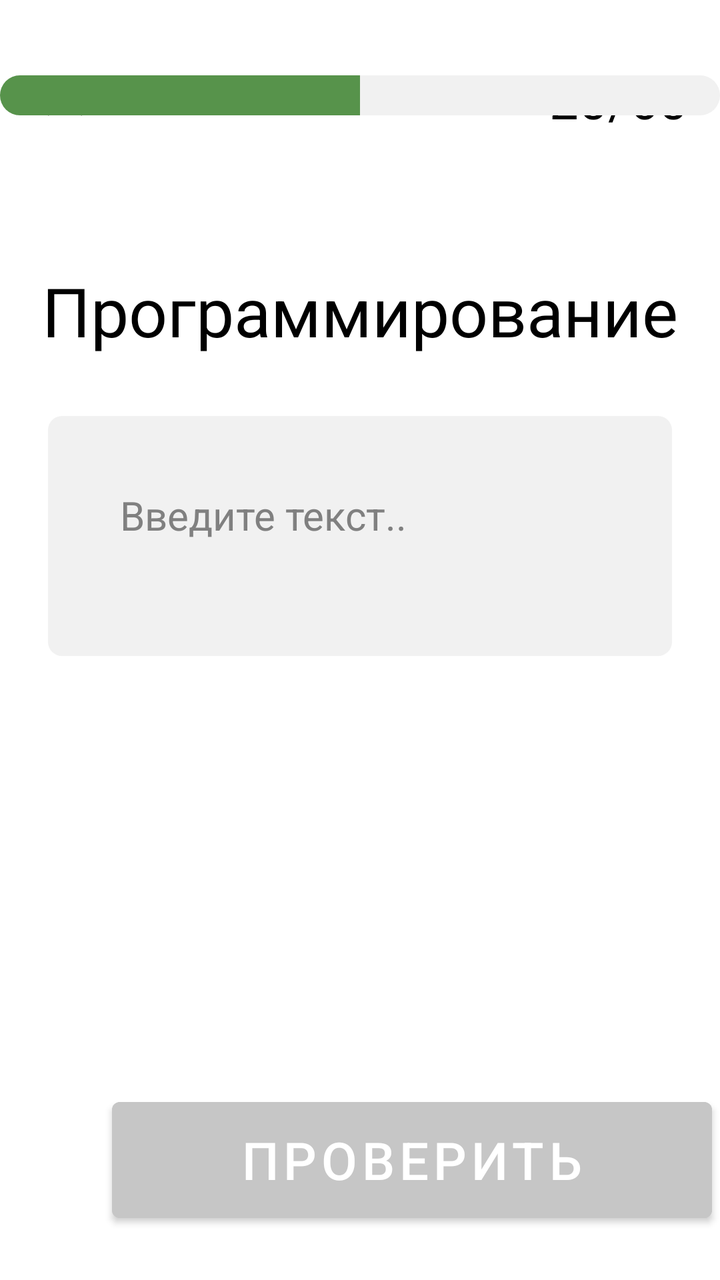
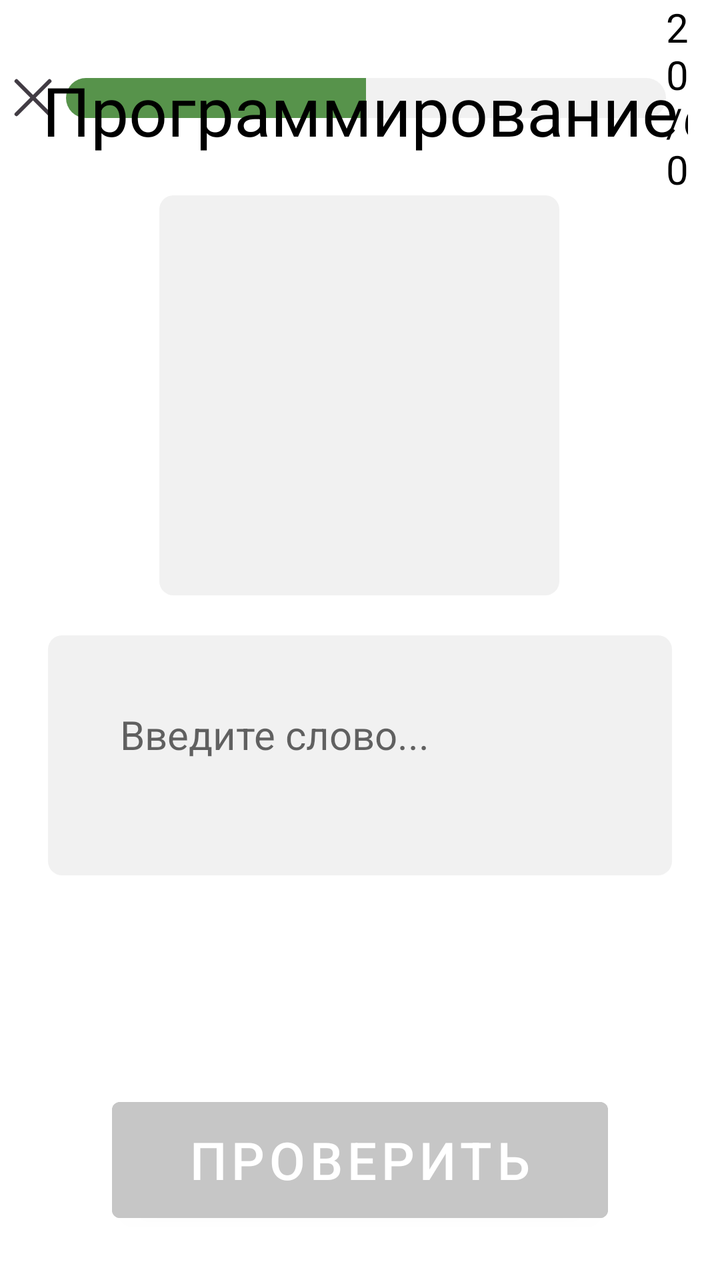

An Android layout rendered at two revisions. The XML below is the earlier revision; the diff shows what the commit changed to produce the second picture.
<!-- AndroidManifest.xml: fallback theme Theme.MaterialComponents.DayNight.NoActionBar -->
<!-- res/layout/word_studying.xml -->
<?xml version="1.0" encoding="utf-8"?>
<androidx.constraintlayout.widget.ConstraintLayout
    xmlns:android="http://schemas.android.com/apk/res/android"
    xmlns:app="http://schemas.android.com/apk/res-auto"
    android:layout_width="match_parent"
    android:layout_height="match_parent"
    android:id="@+id/word_studying"
    >

    <ImageView
        android:id="@+id/word_studying_exit"
        android:layout_width="wrap_content"
        android:layout_height="wrap_content"
        android:textSize="26sp"
        android:src="@drawable/exit"
        android:textColor="#000000"
        app:layout_constraintTop_toTopOf="parent"
        app:layout_constraintStart_toStartOf="parent"
        android:layout_marginTop="32dp"
        android:layout_marginStart="16dp"/>

    <TextView
        android:id="@+id/word_studying_score"
        android:layout_width="wrap_content"
        android:layout_height="wrap_content"
        android:text="20/60"
        android:textSize="26sp"
        android:textColor="#000000"
        app:layout_constraintTop_toTopOf="parent"
        app:layout_constraintEnd_toEndOf="parent"
        android:layout_marginTop="32dp"
        android:layout_marginEnd="16dp"/>

    <ProgressBar
        android:id="@+id/word_studying_progressbutton"
        style="@android:style/Widget.ProgressBar.Horizontal"
        android:layout_width="360dp"
        android:layout_height="20dp"
        android:max="100"
        android:progress="50"
        android:progressDrawable="@drawable/custom_progress_bar"
        app:layout_constraintBottom_toTopOf="@+id/word_studying_titletext"
        app:layout_constraintStart_toStartOf="parent"
        app:layout_constraintEnd_toEndOf="parent"
        android:layout_marginBottom="75dp"/>

    <TextView
        android:id="@+id/word_studying_titletext"
        android:layout_width="0dp"
        android:layout_height="wrap_content"
        android:text="Программирование"
        android:textSize="34sp"
        android:textColor="#000000"
        android:textAlignment="center"
        app:layout_constraintBottom_toTopOf="@+id/word_studying_editWord"
        app:layout_constraintStart_toStartOf="parent"
        app:layout_constraintEnd_toEndOf="parent"
        android:layout_marginBottom="30dp"/>

    <EditText
        android:id="@+id/word_studying_editWord"
        android:layout_width="0dp"
        android:layout_height="wrap_content"
        android:text="Введите текст.."
        android:textSize="20sp"
        android:textColor="#808080"
        android:gravity="top|start"
        android:minHeight="120dp"
        android:paddingTop="36dp"
        android:paddingStart="36dp"
        android:paddingBottom="36dp"
        android:background="@drawable/btn_gray_rounded"
        android:layout_marginHorizontal="24dp"
        app:layout_constraintTop_toTopOf="parent"
        app:layout_constraintBottom_toBottomOf="parent"
        app:layout_constraintStart_toStartOf="parent"
        app:layout_constraintEnd_toEndOf="parent"
        app:layout_constraintVertical_bias="0.4"/>

    <LinearLayout
        android:layout_width="match_parent"
        android:layout_height="wrap_content"
        android:orientation="horizontal"
        app:layout_constraintBottom_toBottomOf="parent"
        app:layout_constraintEnd_toEndOf="parent"
        android:layout_marginBottom="25dp"
        app:layout_constraintStart_toStartOf="parent">

        <Button
            android:id="@+id/word_studying_checkbutton"
            android:layout_width="300dp"
            android:layout_height="70dp"
            android:text="Проверить"
            android:backgroundTint="#C6C6C6"
            android:textColor="#FFFFFF"
            android:textSize="26sp"
            android:paddingHorizontal="20dp"
            android:layout_marginHorizontal="56dp"
            android:layout_gravity="end"/>

    </LinearLayout>

</androidx.constraintlayout.widget.ConstraintLayout>
<!-- resources referenced by this layout -->
<resources>
  <!-- drawable btn_gray_rounded (drawable) -->
  <?xml version="1.0" encoding="utf-8"?>
  <shape xmlns:android="http://schemas.android.com/apk/res/android">
      <solid android:color="@color/grayMain"/>
      <corners android:radius="7dp" />
  </shape>
  <!-- drawable custom_progress_bar (drawable) -->
  <?xml version="1.0" encoding="utf-8"?>
  <layer-list xmlns:android="http://schemas.android.com/apk/res/android">
  
      <item android:id="@android:id/background">
          <shape>
              <solid android:color="@color/grayMain" />
              <corners android:radius="10dp" />
          </shape>
      </item>
  
      <item android:id="@android:id/progress">
          <clip>
              <shape>
                  <solid android:color="#57934B" />
                  <corners android:radius="10dp" />
              </shape>
          </clip>
      </item>
  
  </layer-list>
  <!-- drawable exit (drawable) -->
  <vector xmlns:android="http://schemas.android.com/apk/res/android"
      android:width="33dp"
      android:height="33dp"
      android:viewportWidth="33"
      android:viewportHeight="33">
    <path
        android:pathData="M24.75,8.25L8.25,24.75"
        android:strokeLineJoin="round"
        android:strokeWidth="2"
        android:fillColor="#00000000"
        android:strokeColor="#423C44"
        android:strokeLineCap="round"/>
    <path
        android:pathData="M8.25,8.25L24.75,24.75"
        android:strokeLineJoin="round"
        android:strokeWidth="2"
        android:fillColor="#00000000"
        android:strokeColor="#423C44"
        android:strokeLineCap="round"/>
  </vector>
  <color name="grayMain">#F1F1F1</color>
</resources>

<!-- the commit's change to res/layout/word_studying.xml (unified diff, before → after) -->
@@ -7,97 +7,131 @@
     android:id="@+id/word_studying"
     >
 
-    <ImageView
-        android:id="@+id/word_studying_exit"
-        android:layout_width="wrap_content"
+    <LinearLayout
+        android:id="@+id/linearLayout"
+        android:layout_width="0dp"
         android:layout_height="wrap_content"
-        android:textSize="26sp"
-        android:src="@drawable/exit"
-        android:textColor="#000000"
-        app:layout_constraintTop_toTopOf="parent"
-        app:layout_constraintStart_toStartOf="parent"
-        android:layout_marginTop="32dp"
-        android:layout_marginStart="16dp"/>
+        android:layout_weight="1"
+        android:gravity="center"
+        app:layout_constraintTop_toTopOf="parent">
 
-    <TextView
-        android:id="@+id/word_studying_score"
-        android:layout_width="wrap_content"
-        android:layout_height="wrap_content"
-        android:text="20/60"
-        android:textSize="26sp"
-        android:textColor="#000000"
-        app:layout_constraintTop_toTopOf="parent"
-        app:layout_constraintEnd_toEndOf="parent"
-        android:layout_marginTop="32dp"
-        android:layout_marginEnd="16dp"/>
+        <ImageView
+            android:id="@+id/word_studying_exit"
+            android:layout_width="wrap_content"
+            android:layout_height="wrap_content"
+            android:src="@drawable/exit"
+            android:textColor="#000000"
+            android:textSize="26sp"
+            app:layout_constraintStart_toStartOf="parent"
+            app:layout_constraintTop_toTopOf="parent" />
 
-    <ProgressBar
-        android:id="@+id/word_studying_progressbutton"
-        style="@android:style/Widget.ProgressBar.Horizontal"
-        android:layout_width="360dp"
-        android:layout_height="20dp"
-        android:max="100"
-        android:progress="50"
-        android:progressDrawable="@drawable/custom_progress_bar"
-        app:layout_constraintBottom_toTopOf="@+id/word_studying_titletext"
-        app:layout_constraintStart_toStartOf="parent"
-        app:layout_constraintEnd_toEndOf="parent"
-        android:layout_marginBottom="75dp"/>
+
+        <ProgressBar
+            android:id="@+id/word_studying_progressbutton"
+            style="@android:style/Widget.ProgressBar.Horizontal"
+            android:layout_width="300dp"
+            android:layout_height="20dp"
+            android:max="100"
+            android:progress="50"
+            android:progressDrawable="@drawable/custom_progress_bar"
+            app:layout_constraintBottom_toTopOf="@+id/word_studying_titletext"
+            app:layout_constraintEnd_toEndOf="parent"
+            app:layout_constraintStart_toStartOf="parent" />
+
+        <TextView
+            android:id="@+id/word_studying_score"
+            android:layout_width="wrap_content"
+            android:layout_height="wrap_content"
+            android:layout_marginEnd="16dp"
+            android:text="20/60"
+            android:textColor="#000000"
+            android:textSize="20sp"
+            app:layout_constraintEnd_toEndOf="parent"
+
+            app:layout_constraintTop_toTopOf="parent" />
+    </LinearLayout>
 
     <TextView
         android:id="@+id/word_studying_titletext"
         android:layout_width="0dp"
         android:layout_height="wrap_content"
+        android:layout_marginBottom="20dp"
+        android:gravity="center"
         android:text="Программирование"
+        android:textAlignment="center"
+        android:textColor="#000000"
         android:textSize="34sp"
-        android:textColor="#000000"
-        android:textAlignment="center"
+        app:layout_constraintBottom_toTopOf="@+id/word_studying_image"
+        app:layout_constraintEnd_toEndOf="parent"
+        app:layout_constraintHorizontal_bias="0.0"
+        app:layout_constraintStart_toStartOf="parent"
+        app:layout_constraintTop_toTopOf="@+id/linearLayout"
+        app:layout_constraintVertical_bias="1.0" />
+
+    <ImageView
+        android:id="@+id/word_studying_image"
+        android:layout_width="200dp"
+        android:layout_height="200dp"
+        android:layout_marginBottom="20dp"
+        android:background="@drawable/btn_gray_rounded"
+        android:scaleType="centerCrop"
         app:layout_constraintBottom_toTopOf="@+id/word_studying_editWord"
+        app:layout_constraintEnd_toEndOf="parent"
+        app:layout_constraintHorizontal_bias="0.497"
         app:layout_constraintStart_toStartOf="parent"
-        app:layout_constraintEnd_toEndOf="parent"
-        android:layout_marginBottom="30dp"/>
+        app:layout_constraintTop_toBottomOf="@+id/linearLayout"
+        app:layout_constraintVertical_bias="0.881" />
 
     <EditText
         android:id="@+id/word_studying_editWord"
         android:layout_width="0dp"
         android:layout_height="wrap_content"
-        android:text="Введите текст.."
+        android:layout_marginHorizontal="24dp"
+        android:layout_marginBottom="108dp"
+        android:background="@drawable/btn_gray_rounded"
+        android:enabled="true"
+        android:gravity="top|start"
+        android:hint="Введите слово..."
+        android:minHeight="120dp"
+        android:paddingStart="36dp"
+        android:paddingTop="36dp"
+        android:paddingBottom="36dp"
+        android:textColor="#000000"
         android:textSize="20sp"
-        android:textColor="#808080"
-        android:gravity="top|start"
-        android:minHeight="120dp"
-        android:paddingTop="36dp"
-        android:paddingStart="36dp"
-        android:paddingBottom="36dp"
-        android:background="@drawable/btn_gray_rounded"
-        android:layout_marginHorizontal="24dp"
-        app:layout_constraintTop_toTopOf="parent"
+        app:layout_constraintBottom_toTopOf="@+id/word_studying_checkbutton"
+        app:layout_constraintEnd_toEndOf="parent"
+        app:layout_constraintStart_toStartOf="parent"
+        app:layout_constraintTop_toBottomOf="@+id/word_studying_image" />
+
+    <Button
+        android:id="@+id/word_studying_checkbutton"
+        android:layout_width="match_parent"
+        android:layout_height="70dp"
+        android:text="Проверить"
+        android:backgroundTint="#C6C6C6"
+        android:textColor="#FFFFFF"
+        android:textSize="26sp"
+        android:paddingHorizontal="20dp"
+        android:layout_marginHorizontal="56dp"
         app:layout_constraintBottom_toBottomOf="parent"
         app:layout_constraintStart_toStartOf="parent"
         app:layout_constraintEnd_toEndOf="parent"
-        app:layout_constraintVertical_bias="0.4"/>
+        android:layout_marginBottom="25dp"
+        android:visibility="visible"/>
 
-    <LinearLayout
+    <Button
+        android:id="@+id/word_studying_nextbutton"
         android:layout_width="match_parent"
-        android:layout_height="wrap_content"
-        android:orientation="horizontal"
+        android:layout_height="70dp"
+        android:text="Далее"
+        android:textColor="#FFFFFF"
+        android:textSize="26sp"
+        android:paddingHorizontal="20dp"
+        android:layout_marginHorizontal="56dp"
         app:layout_constraintBottom_toBottomOf="parent"
+        app:layout_constraintStart_toStartOf="parent"
         app:layout_constraintEnd_toEndOf="parent"
         android:layout_marginBottom="25dp"
-        app:layout_constraintStart_toStartOf="parent">
-
-        <Button
-            android:id="@+id/word_studying_checkbutton"
-            android:layout_width="300dp"
-            android:layout_height="70dp"
-            android:text="Проверить"
-            android:backgroundTint="#C6C6C6"
-            android:textColor="#FFFFFF"
-            android:textSize="26sp"
-            android:paddingHorizontal="20dp"
-            android:layout_marginHorizontal="56dp"
-            android:layout_gravity="end"/>
-
-    </LinearLayout>
+        android:visibility="gone"/>
 
 </androidx.constraintlayout.widget.ConstraintLayout>
